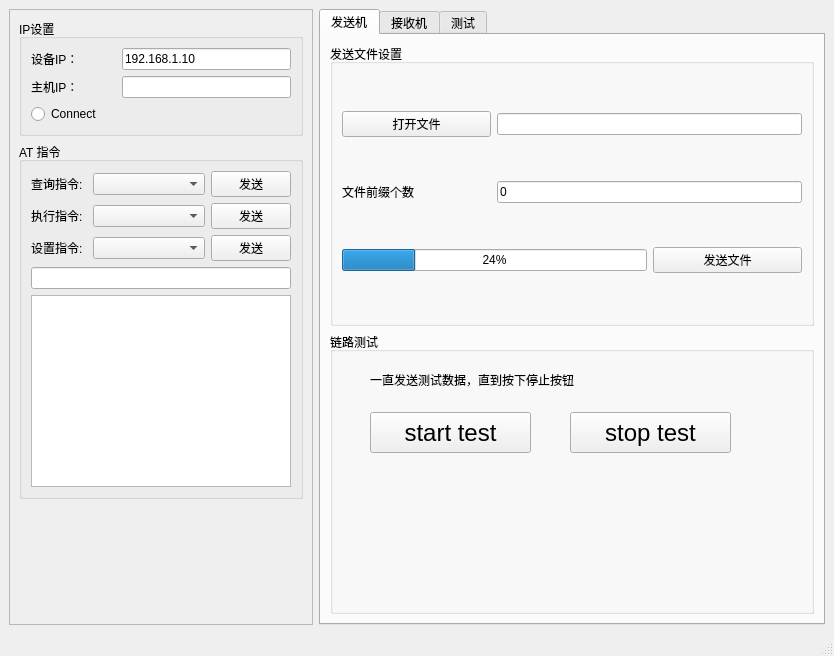
First picture: the form in mainwindow.ui, repository kdurant/laserCom, before the edit.
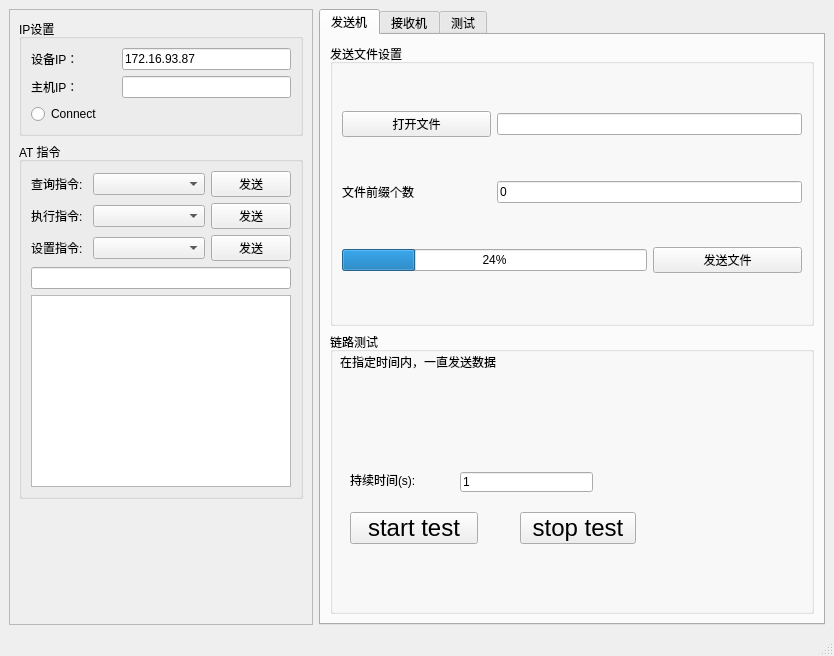
Second picture: the form after the edit.

Commit message: chore: 持续发送数据时，间隔较大(1-4ms)

What changed in the file:
```diff
--- a/mainwindow.ui
+++ b/mainwindow.ui
@@ -40,7 +40,7 @@
           <item row="0" column="1" colspan="2">
            <widget class="QLineEdit" name="lineEdit_deviceIP">
             <property name="text">
-             <string>192.168.1.10</string>
+             <string>172.16.93.87</string>
             </property>
            </widget>
           </item>
@@ -215,23 +215,23 @@
           <widget class="QLabel" name="label_7">
            <property name="geometry">
             <rect>
-             <x>40</x>
-             <y>40</y>
-             <width>311</width>
+             <x>10</x>
+             <y>22</y>
+             <width>331</width>
              <height>16</height>
             </rect>
            </property>
            <property name="text">
-            <string>一直发送测试数据，直到按下停止按钮</string>
+            <string>在指定时间内，一直发送数据</string>
            </property>
           </widget>
           <widget class="QPushButton" name="btn_sendTest">
            <property name="geometry">
             <rect>
-             <x>40</x>
-             <y>80</y>
-             <width>161</width>
-             <height>41</height>
+             <x>20</x>
+             <y>180</y>
+             <width>128</width>
+             <height>32</height>
             </rect>
            </property>
            <property name="font">
@@ -246,10 +246,10 @@
           <widget class="QPushButton" name="btn_stopTest">
            <property name="geometry">
             <rect>
-             <x>240</x>
-             <y>80</y>
-             <width>161</width>
-             <height>41</height>
+             <x>190</x>
+             <y>180</y>
+             <width>116</width>
+             <height>32</height>
             </rect>
            </property>
            <property name="font">
@@ -261,6 +261,35 @@
             <string>stop test</string>
            </property>
           </widget>
+          <widget class="QLineEdit" name="lineEdit_lastInterval">
+           <property name="geometry">
+            <rect>
+             <x>130</x>
+             <y>140</y>
+             <width>133</width>
+             <height>20</height>
+            </rect>
+           </property>
+           <property name="text">
+            <string>1</string>
+           </property>
+           <property name="readOnly">
+            <bool>false</bool>
+           </property>
+          </widget>
+          <widget class="QLabel" name="label_8">
+           <property name="geometry">
+            <rect>
+             <x>20</x>
+             <y>140</y>
+             <width>72</width>
+             <height>16</height>
+            </rect>
+           </property>
+           <property name="text">
+            <string>持续时间(s):</string>
+           </property>
+          </widget>
          </widget>
         </item>
        </layout>
```
The commit also changes 1 other file.
